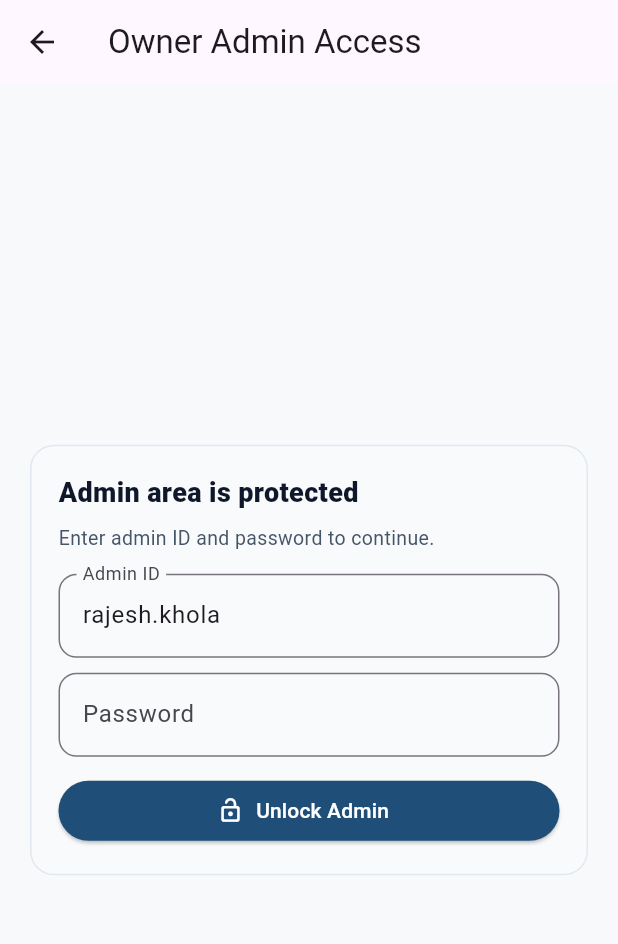
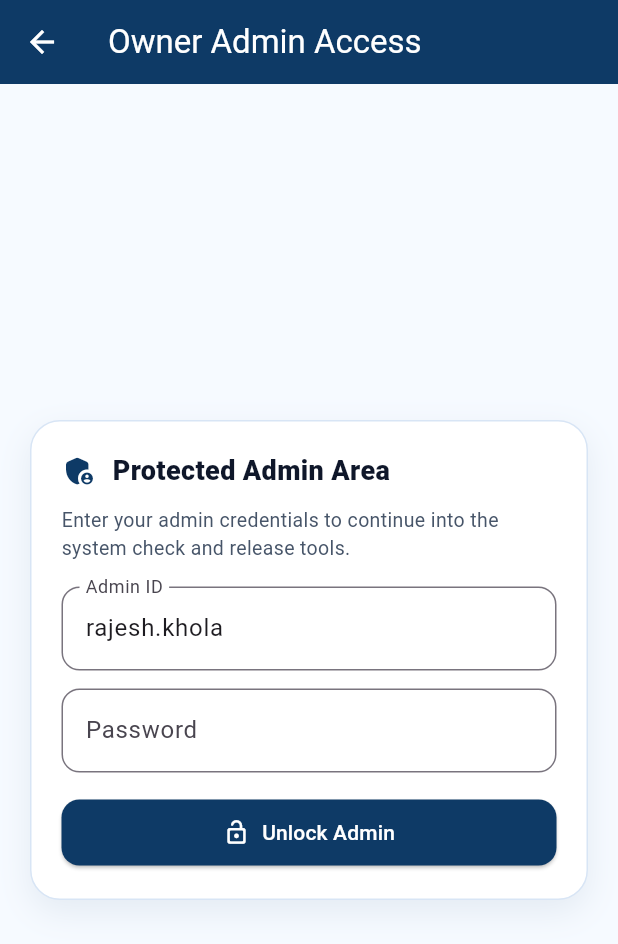
Before and after one commit to rajeshkhola-ry/jobready_india, a Flutter app: the AdminGatePage screen opened by its route, on a phone screen of 412 x 824 dp. Shown: the top 944 px of the screen. Run offline on Flutter 3.47's test engine with Material 3 defaults, Android fonts, the phone set to English and light mode, and no system bars; our stand-ins replace cross_file, file_picker, flutter_svg, pdf, share_plus; missing offline and left inert: dart:js, dart:js_util, dart:ui_web, docx_template, pdf_render, syncfusion_flutter_pdf and 1 more.

Commit message:
UI: Refactor Admin Gate and System Check to V2 shell

```diff
--- a/lib/Pages/admin_gate_page.dart
+++ b/lib/Pages/admin_gate_page.dart
@@ -65,44 +65,60 @@
   @override
   Widget build(BuildContext context) {
     return Scaffold(
+      backgroundColor: const Color(0xFFF6FAFF),
       appBar: AppBar(
+        backgroundColor: const Color(0xFF0E3A66),
+        foregroundColor: Colors.white,
         title: const Text('Owner Admin Access'),
       ),
       body: Center(
         child: SingleChildScrollView(
           padding: const EdgeInsets.all(20),
           child: ConstrainedBox(
-            constraints: const BoxConstraints(maxWidth: 420),
-            child: Column(
-              crossAxisAlignment: CrossAxisAlignment.stretch,
-              children: [
-                Container(
-                  padding: const EdgeInsets.all(18),
+            constraints: const BoxConstraints(maxWidth: 460),
+            child: Container(
+              padding: const EdgeInsets.all(20),
               decoration: BoxDecoration(
-                    color: const Color(0xFFF8FAFC),
-                    borderRadius: BorderRadius.circular(16),
-                    border: Border.all(color: const Color(0xFFE2E8F0)),
+                color: Colors.white,
+                borderRadius: BorderRadius.circular(20),
+                border: Border.all(color: const Color(0xFFD8E5F5)),
+                boxShadow: [
+                  BoxShadow(
+                    color: const Color(0xFF0E3A66).withValues(alpha: 0.08),
+                    blurRadius: 18,
+                    offset: const Offset(0, 8),
+                  ),
+                ],
               ),
               child: Column(
                 crossAxisAlignment: CrossAxisAlignment.start,
                 children: [
-                      const Text(
-                        'Admin area is protected',
+                  Row(
+                    children: const [
+                      Icon(Icons.admin_panel_settings_rounded, color: Color(0xFF0E3A66), size: 24),
+                      SizedBox(width: 10),
+                      Expanded(
+                        child: Text(
+                          'Protected Admin Area',
                           style: TextStyle(
                             fontWeight: FontWeight.w800,
                             fontSize: 18,
                             color: Color(0xFF0F172A),
                           ),
                         ),
-                      const SizedBox(height: 8),
+                      ),
+                    ],
+                  ),
+                  const SizedBox(height: 10),
                   const Text(
-                        'Enter admin ID and password to continue.',
+                    'Enter your admin credentials to continue into the system check and release tools.',
                     style: TextStyle(
                       fontSize: 13,
+                      height: 1.45,
                       color: Color(0xFF475569),
                     ),
                   ),
-                      const SizedBox(height: 14),
+                  const SizedBox(height: 16),
                   TextField(
                     controller: _adminIdController,
                     onChanged: (_) {
@@ -119,7 +135,7 @@
                       ),
                     ),
                   ),
-                      const SizedBox(height: 10),
+                  const SizedBox(height: 12),
                   TextField(
                     controller: _passwordController,
                     obscureText: true,
@@ -138,7 +154,7 @@
                       ),
                     ),
                   ),
-                      const SizedBox(height: 12),
+                  const SizedBox(height: 16),
                   SizedBox(
                     width: double.infinity,
                     child: ElevatedButton.icon(
@@ -146,12 +162,13 @@
                       icon: const Icon(Icons.lock_open_rounded),
                       label: const Text('Unlock Admin'),
                       style: ElevatedButton.styleFrom(
-                            backgroundColor: const Color(0xFF1F4E79),
+                        backgroundColor: const Color(0xFF0E3A66),
                         foregroundColor: Colors.white,
+                        padding: const EdgeInsets.symmetric(vertical: 12),
+                        shape: RoundedRectangleBorder(
+                          borderRadius: BorderRadius.circular(12),
                         ),
                       ),
-                      ),
-                    ],
                     ),
                   ),
                 ],
@@ -159,6 +176,7 @@
             ),
           ),
         ),
+      ),
     );
   }
 }
```
Also changed, not shown: lib/Pages/system_check_page.dart (+49 -0 lines). Lines whose indentation alone changed are shown as unchanged.
